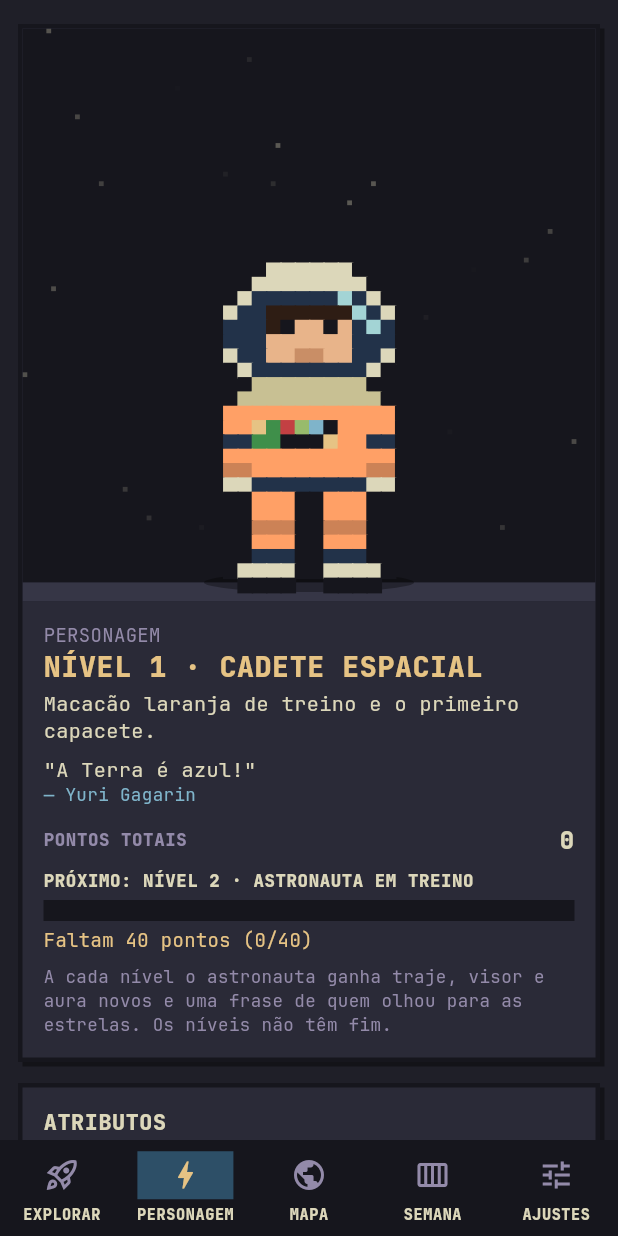
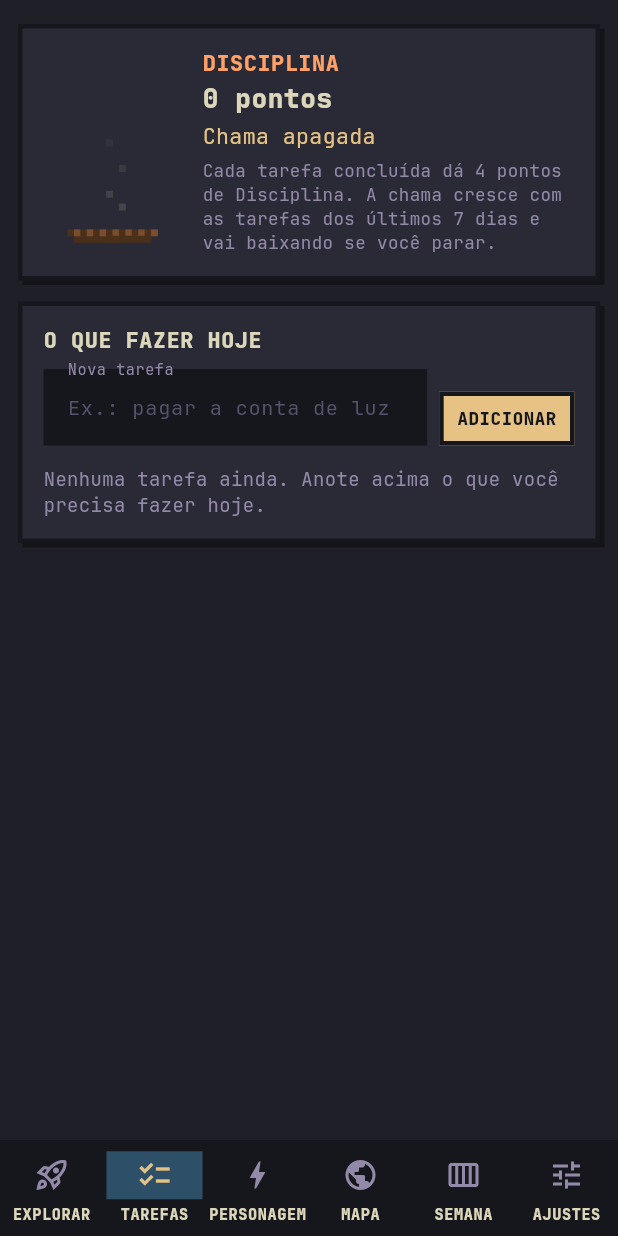
Before and after one commit to g8-fuentes/space-calendar-, a Flutter app: the GameShell screen opened directly, item 2 of the bottom bar chosen, on a phone screen of 412 x 824 dp. Run offline on Flutter 3.47's test engine with Material 3 defaults, Android fonts, the phone set to English and light mode, and no system bars; our stand-ins replace audioplayers, file_picker, flutter_local_notifications, flutter_riverpod, flutter_timezone, shared_preferences and 1 more; accounts and stored records are empty; network calls fail.

Commit message:
Aba Tarefas: tarefas do dia com pontos de Disciplina e chama
- Nova aba Tarefas para anotar o que fazer no dia: criar, editar,
  excluir e marcar como concluída.
- Cada tarefa concluída dá 4 pontos ao novo atributo Disciplina.
- Chama da disciplina em pixel art: cresce com as tarefas dos últimos
  7 dias (as recentes valem mais) e vai baixando até apagar.

Co-Authored-By: Claude Opus 5.5 <noreply@anthropic.com>
Claude-Session: https://claude.ai/code/session_01KQqukXowDvgs4fr8tGyKw8

```diff
--- a/lib/app/app.dart
+++ b/lib/app/app.dart
@@ -9,6 +9,7 @@ import '../features/game/presentation/screens/explore_screen.dart';
 import '../features/game/presentation/screens/intro_screen.dart';
 import '../features/game/presentation/screens/map_screen.dart';
 import '../features/game/presentation/screens/settings_screen.dart';
+import '../features/game/presentation/screens/todo_screen.dart';
 import '../features/game/presentation/screens/week_screen.dart';
 import '../features/game/presentation/widgets/ui.dart';
 import 'theme/kanagawa.dart';
@@ -72,6 +73,7 @@ class GameShell extends ConsumerStatefulWidget {
 class _GameShellState extends ConsumerState<GameShell> {
   static const _tabs = [
     (Icons.rocket_launch_outlined, 'EXPLORAR'),
+    (Icons.checklist, 'TAREFAS'),
     (Icons.bolt, 'PERSONAGEM'),
     (Icons.public, 'MAPA'),
     (Icons.calendar_view_week_outlined, 'SEMANA'),
@@ -110,9 +112,10 @@ class _GameShellState extends ConsumerState<GameShell> {
         bottom: false,
         child: switch (i) {
           0 => const ExploreScreen(),
-          1 => const CharacterScreen(),
-          2 => const MapScreen(),
-          3 => const WeekScreen(),
+          1 => const TodoScreen(),
+          2 => const CharacterScreen(),
+          3 => const MapScreen(),
+          4 => const WeekScreen(),
           _ => const SettingsScreen(),
         },
       ),
--- a/lib/features/game/domain/catalog/catalog.dart
+++ b/lib/features/game/domain/catalog/catalog.dart
@@ -35,6 +35,7 @@ const categories = <Category>[
   Category('arte', 'Criatividade', 0xFF957FB8),
   Category('espirito', 'Espírito', 0xFFE6C384),
   Category('lazer', 'Diversão', 0xFF98BB6C),
+  Category('disciplina', 'Disciplina', 0xFFFFA066),
 ];
 
 Category categoryOf(String key) => categories.firstWhere((c) => c.key == key, orElse: () => categories.first);
--- a/lib/features/game/domain/entities/game_state.dart
+++ b/lib/features/game/domain/entities/game_state.dart
@@ -75,6 +75,25 @@ class WeekRecord {
       });
 }
 
+/// Tarefa avulsa do dia, anotada no app. Concluída, dá pontos de
+/// Disciplina.
+class Todo {
+  Todo({required this.id, required this.text, this.doneAt});
+
+  final String id;
+  String text;
+
+  /// Quando foi concluída (ms desde 1970); null = pendente.
+  int? doneAt;
+
+  bool get done => doneAt != null;
+
+  Map<String, Object?> toJson() => {'id': id, 't': text, if (doneAt != null) 'at': doneAt};
+
+  factory Todo.fromJson(Map<String, Object?> j) =>
+      Todo(id: j['id']! as String, text: j['t'] as String? ?? '', doneAt: (j['at'] as num?)?.toInt());
+}
+
 /// Tudo o que é salvo. Cada semana o astronauta explora um destino; as semanas
 /// em que ele cumpriu a meta ficam em [explored] (ver game_rules.dart).
 class GameState {
@@ -91,7 +110,9 @@ class GameState {
     this.lastForm = -1,
     this.lastExplored = '',
     Set<String>? explored,
-  })  : missions = missions ?? [],
+    List<Todo>? todos,
+  })  : todos = todos ?? [],
+        missions = missions ?? [],
         weeks = weeks ?? {},
         explored = explored ?? {};
 
@@ -123,6 +144,9 @@ class GameState {
   /// Última semana em que o aviso de destino explorado já apareceu.
   String lastExplored;
 
+  /// Tarefas do dia (pendentes e concluídas).
+  final List<Todo> todos;
+
   /// Missões por semana que exploram o destino: metade das missões da
   /// agenda (pelo menos 1).
   int get weeklyGoal {
@@ -146,6 +170,7 @@ class GameState {
         'lastForm': lastForm,
         'explored': explored.toList()..sort(),
         'lastExplored': lastExplored,
+        'todos': [for (final t in todos) t.toJson()],
       };
 
   factory GameState.fromJson(Map<String, Object?> j, {required String today}) {
@@ -166,6 +191,7 @@ class GameState {
       lastPlace: (j['lastPlace'] as num?)?.toInt() ?? -1,
       lastForm: (j['lastForm'] as num?)?.toInt() ?? -1,
       lastExplored: j['lastExplored'] as String? ?? '',
+      todos: [for (final t in (j['todos'] as List? ?? const [])) Todo.fromJson((t as Map).cast<String, Object?>())],
       explored: {for (final k in (j['explored'] as List? ?? const [])) k as String},
     );
     // Saves antigos: as semanas que já cumpriam a meta contam como exploradas.
--- a/lib/features/game/domain/services/game_stats.dart
+++ b/lib/features/game/domain/services/game_stats.dart
@@ -53,6 +53,22 @@ int? missionMinutes(Mission m) {
 /// de 3 a 24.
 int pointsFor(int? minutes) => ((minutes ?? 30) / 10).round().clamp(3, 24);
 
+/// Pontos de Disciplina por tarefa do dia concluída.
+const todoPoints = 4;
+
+/// Força da chama da disciplina (0 a 1): tarefas concluídas nos últimos 7
+/// dias, as mais recentes valendo mais. Cerca de 8 tarefas recentes deixam
+/// a chama no máximo; sem tarefas, ela vai apagando.
+double disciplineFlame(GameState s, DateTime now) {
+  const week = Duration.millisecondsPerDay * 7;
+  var heat = 0.0;
+  for (final t in s.todos) {
+    final age = now.millisecondsSinceEpoch - (t.doneAt ?? -week);
+    if (t.done && age >= 0 && age < week) heat += 1 - age / week;
+  }
+  return (heat / 8).clamp(0.0, 1.0);
+}
+
 /// Números derivados do estado. Nada disso é salvo.
 class GameStats {
   const GameStats({
@@ -65,6 +81,7 @@ class GameStats {
     this.weekKey = '',
     this.weekDone = 0,
     this.weekGoal = 1,
+    this.flame = 0,
   });
 
   /// Missões concluídas desde o começo.
@@ -84,6 +101,9 @@ class GameStats {
 
   /// Missões concluídas nesta semana e a meta que explora o destino.
   final int weekDone, weekGoal;
+
+  /// Chama da disciplina (0 a 1), ver [disciplineFlame].
+  final double flame;
 
   int get power => attributes.values.fold(0, (a, b) => a + b);
   int get formIndex => transformationIndexFor(power);
@@ -142,6 +162,8 @@ GameStats computeStats(GameState s, DateTime now) {
       attrs[cat] = (attrs[cat] ?? 0) + pts;
     }
   }
+  final todosDone = s.todos.where((t) => t.done).length;
+  attrs['disciplina'] = (attrs['disciplina'] ?? 0) + todosDone * todoPoints;
   final today = dayIndexOf(now);
   final key = weekKeyOf(now);
   final w = s.weeks[key] ?? WeekRecord();
@@ -153,11 +175,13 @@ GameStats computeStats(GameState s, DateTime now) {
     weekKey: key,
     weekDone: w.done.length,
     weekGoal: s.weeklyGoal,
+    flame: disciplineFlame(s, now),
     doneToday: dayDone(s, w, today),
     totalToday: daySlots(s, today).length,
     attributes: attrs,
     active: {
       for (final m in s.missions) m.category,
+      if (s.todos.isNotEmpty) 'disciplina',
       for (final e in attrs.entries)
         if (e.value > 0) e.key,
     },
--- a/lib/features/game/presentation/screens/character_screen.dart
+++ b/lib/features/game/presentation/screens/character_screen.dart
@@ -66,7 +66,7 @@ class CharacterScreen extends ConsumerWidget {
           const SizedBox(height: 4),
           Text(
               'Só aparecem os atributos das suas missões. Cada missão concluída dá pontos ao atributo da categoria dela: '
-              '1 ponto a cada 10 minutos, de 3 a 24.',
+              '1 ponto a cada 10 minutos, de 3 a 24. Cada tarefa do dia concluída dá 4 pontos de Disciplina.',
               style: PixelText.body(13, color: Kanagawa.springViolet1)),
           const SizedBox(height: 12),
           if (t.shown.isEmpty)
--- /dev/null
+++ b/lib/features/game/presentation/screens/todo_screen.dart
@@ -0,0 +1,217 @@
+import 'package:flutter/material.dart';
+import 'package:flutter_riverpod/flutter_riverpod.dart';
+
+import '../../../../app/theme/kanagawa.dart';
+import '../../../../core/sound/sfx.dart';
+import '../../../../core/time/week_utils.dart';
+import '../../domain/entities/game_state.dart';
+import '../../domain/services/game_rules.dart';
+import '../../domain/services/game_stats.dart';
+import '../controllers/game_providers.dart';
+import '../widgets/discipline_flame.dart';
+import '../widgets/pixel_widgets.dart';
+import '../widgets/ui.dart';
+
+/// Tarefas do dia: anotar, editar, excluir e marcar como concluída. Cada
+/// tarefa concluída dá pontos de Disciplina e alimenta a chama.
+class TodoScreen extends ConsumerStatefulWidget {
+  const TodoScreen({super.key});
+
+  @override
+  ConsumerState<TodoScreen> createState() => _TodoScreenState();
+}
+
+class _TodoScreenState extends ConsumerState<TodoScreen> {
+  final _text = TextEditingController();
+  final _focus = FocusNode();
+
+  @override
+  void dispose() {
+    _text.dispose();
+    _focus.dispose();
+    super.dispose();
+  }
+
+  void _add() {
+    final ctrl = ref.read(gameControllerProvider.notifier);
+    if (ctrl.apply((s) => GameRules.addTodo(s, _text.text))) {
+      Sfx.click.play();
+      _text.clear();
+      _focus.requestFocus();
+    }
+  }
+
+  @override
+  Widget build(BuildContext context) {
+    final s = ref.watch(gameControllerProvider);
+    final t = ref.watch(statsProvider);
+    final today = ymd(ref.read(gameControllerProvider.notifier).now);
+    final pending = s.todos.where((x) => !x.done).toList();
+    // concluídas de outros dias somem da lista (os pontos continuam)
+    final doneToday = s.todos
+        .where((x) => x.done && ymd(DateTime.fromMillisecondsSinceEpoch(x.doneAt!)) == today)
+        .toList()
+      ..sort((a, b) => b.doneAt!.compareTo(a.doneAt!));
+    final points = t.attributes['disciplina'] ?? 0;
+    return ListView(padding: const EdgeInsets.fromLTRB(12, 16, 12, 32), children: [
+      PixelPanel(
+        child: Row(children: [
+          SizedBox(width: 92, height: 120, child: DisciplineFlame(level: t.flame)),
+          const SizedBox(width: 14),
+          Expanded(
+            child: Column(crossAxisAlignment: CrossAxisAlignment.start, children: [
+              Text('DISCIPLINA', style: PixelText.display(10, color: Kanagawa.surimiOrange)),
+              const SizedBox(height: 4),
+              Text('$points pontos', style: PixelText.display(12)),
+              const SizedBox(height: 4),
+              Text('Chama ${flameLabel(t.flame)}', style: PixelText.body(16, color: Kanagawa.carpYellow)),
+              const SizedBox(height: 6),
+              Text(
+                  'Cada tarefa concluída dá $todoPoints pontos de Disciplina. A chama cresce com as tarefas dos '
+                  'últimos 7 dias e vai baixando se você parar.',
+                  style: PixelText.body(13, color: Kanagawa.springViolet1)),
+            ]),
+          ),
+        ]),
+      ),
+      const SizedBox(height: 14),
+      PixelPanel(
+        child: Column(crossAxisAlignment: CrossAxisAlignment.stretch, children: [
+          Text('O QUE FAZER HOJE', style: PixelText.display(10)),
+          const SizedBox(height: 10),
+          Row(crossAxisAlignment: CrossAxisAlignment.end, children: [
+            Expanded(
+              child: TextField(
+                controller: _text,
+                focusNode: _focus,
+                maxLength: 120,
+                style: PixelText.body(16),
+                textInputAction: TextInputAction.done,
+                decoration: pixelInput('Nova tarefa', hint: 'Ex.: pagar a conta de luz').copyWith(counterText: ''),
+                onSubmitted: (_) => _add(),
+              ),
+            ),
+            const SizedBox(width: 8),
+            PixelButton(label: 'Adicionar', sound: false, onPressed: _add),
+          ]),
+          const SizedBox(height: 14),
+          if (pending.isEmpty && doneToday.isEmpty)
+            Text('Nenhuma tarefa ainda. Anote acima o que você precisa fazer hoje.',
+                style: PixelText.body(14, color: Kanagawa.springViolet1)),
+          for (final x in pending) _TodoRow(todo: x),
+          if (doneToday.isNotEmpty) ...[
+            const SizedBox(height: 8),
+            Text('CONCLUÍDAS HOJE', style: PixelText.display(7, color: Kanagawa.springViolet1)),
+            const SizedBox(height: 6),
+            for (final x in doneToday) _TodoRow(todo: x),
+          ],
+        ]),
+      ),
+    ]);
+  }
+}
+
+class _TodoRow extends ConsumerWidget {
+  const _TodoRow({required this.todo});
+  final Todo todo;
+
+  Future<void> _edit(BuildContext context, WidgetRef ref) async {
+    final c = TextEditingController(text: todo.text);
+    final text = await showDialog<String>(
+      context: context,
+      builder: (ctx) => AlertDialog(
+        backgroundColor: Kanagawa.sumiInk4,
+        shape: const RoundedRectangleBorder(side: BorderSide(color: Kanagawa.sumiInk0, width: 4)),
+        title: Text('EDITAR TAREFA', style: PixelText.display(10)),
+        content: TextField(
+          controller: c,
+          autofocus: true,
+          maxLength: 120,
+          style: PixelText.body(16),
+          decoration: pixelInput('Tarefa').copyWith(counterText: ''),
+          onSubmitted: (v) => Navigator.of(ctx).pop(v),
+        ),
+        actions: [
+          PixelButton(
+              label: 'Cancelar',
+              color: Kanagawa.sumiInk5,
+              textColor: Kanagawa.fujiWhite,
+              onPressed: () => Navigator.of(ctx).pop()),
+          PixelButton(label: 'Salvar', onPressed: () => Navigator.of(ctx).pop(c.text)),
+        ],
+      ),
+    );
+    c.dispose();
+    if (text != null && text.trim().isNotEmpty) {
+      ref.read(gameControllerProvider.notifier).apply((s) => GameRules.editTodo(s, todo.id, text));
+      Sfx.save.play();
+    }
+  }
+
+  @override
+  Widget build(BuildContext context, WidgetRef ref) {
+    final done = todo.done;
+    final ctrl = ref.read(gameControllerProvider.notifier);
+    return Padding(
+      padding: const EdgeInsets.only(bottom: 8),
+      child: Semantics(
+        checked: done,
+        label: todo.text,
+        child: Material(
+          color: Kanagawa.sumiInk5,
+          child: InkWell(
+            onTap: () {
+              final marked = ctrl.apply((s) => GameRules.toggleTodo(s, todo.id, ctrl.now));
+              if (marked) {
+                Sfx.done.play();
+                showToast(context, '+$todoPoints Disciplina');
+              } else {
+                Sfx.undo.play();
+              }
+            },
+            child: Container(
+              decoration: const BoxDecoration(
+                border: Border(left: BorderSide(color: Kanagawa.surimiOrange, width: 4)),
+              ),
+              padding: const EdgeInsets.fromLTRB(10, 4, 0, 4),
+              child: Row(children: [
+                Container(
+                  width: 20,
+                  height: 20,
+                  alignment: Alignment.center,
+                  decoration: BoxDecoration(
+                    color: done ? Kanagawa.springGreen : Kanagawa.sumiInk0,
+                    border: Border.all(color: done ? Kanagawa.sumiInk0 : Kanagawa.springViolet1, width: 2),
+                  ),
+                  child: done ? const Icon(Icons.check, size: 14, color: Kanagawa.sumiInk0) : null,
+                ),
+                const SizedBox(width: 12),
+                Expanded(
+                  child: Opacity(
+                    opacity: done ? .6 : 1,
+                    child: Text(todo.text,
+                        style: PixelText.body(17)
+                            .copyWith(decoration: done ? TextDecoration.lineThrough : null, decorationThickness: 2)),
+                  ),
+                ),
+                IconButton(
+                  tooltip: 'Editar',
+                  icon: const Icon(Icons.edit_outlined, size: 20, color: Kanagawa.springViolet1),
+                  onPressed: () => _edit(context, ref),
+                ),
+                IconButton(
+                  tooltip: 'Excluir',
+                  icon: const Icon(Icons.delete_outline, size: 20, color: Kanagawa.sakuraPink),
+                  onPressed: () {
+                    ctrl.apply((s) => GameRules.deleteTodo(s, todo.id));
+                    Sfx.delete.play();
+                  },
+                ),
+              ]),
+            ),
+          ),
+        ),
+      ),
+    );
+  }
+}
--- /dev/null
+++ b/lib/features/game/presentation/widgets/discipline_flame.dart
@@ -0,0 +1,128 @@
+import 'dart:math' as math;
+
+import 'package:flutter/material.dart';
+import 'package:flutter/scheduler.dart';
+
+import '../../../../app/theme/kanagawa.dart';
+
+/// Nome da força da chama, para mostrar ao lado dela.
+String flameLabel(double level) => switch (level) {
+      <= 0 => 'apagada',
+      < .25 => 'brasa',
+      < .5 => 'acesa',
+      < .8 => 'forte',
+      _ => 'em labareda',
+    };
+
+/// Chama da disciplina em pixel art: cresce com as tarefas concluídas nos
+/// últimos dias e vai baixando quando elas param.
+class DisciplineFlame extends StatefulWidget {
+  const DisciplineFlame({super.key, required this.level});
+
+  /// 0 = apagada, 1 = labareda máxima.
+  final double level;
+
+  @override
+  State<DisciplineFlame> createState() => _DisciplineFlameState();
+}
+
+class _DisciplineFlameState extends State<DisciplineFlame> with SingleTickerProviderStateMixin {
+  late final Ticker _ticker;
+  int _tick = 0, _last = -1;
+
+  @override
+  void initState() {
+    super.initState();
+    _ticker = createTicker((elapsed) {
+      final f = elapsed.inMilliseconds ~/ 66;
+      if (f == _last || !mounted) return;
+      _last = f;
+      setState(() => _tick++);
+    });
+  }
+
+  @override
+  void didChangeDependencies() {
+    super.didChangeDependencies();
+    final reduce = MediaQuery.of(context).disableAnimations;
+    if (reduce && _ticker.isActive) _ticker.stop();
+    if (!reduce && !_ticker.isActive) _ticker.start();
+  }
+
+  @override
+  void dispose() {
+    _ticker.dispose();
+    super.dispose();
+  }
+
+  @override
+  Widget build(BuildContext context) => Semantics(
+        label: 'Chama da disciplina ${flameLabel(widget.level)}',
+        child: CustomPaint(painter: _FlamePainter(widget.level, _tick)),
+      );
+}
+
+class _FlamePainter extends CustomPainter {
+  _FlamePainter(this.level, this.tick);
+  final double level;
+  final int tick;
+
+  static const _w = 20, _h = 28;
+
+  @override
+  void paint(Canvas canvas, Size size) {
+    final u = math.min(size.width / _w, size.height / _h);
+    final ox = (size.width - _w * u) / 2, oy = size.height - _h * u;
+    final p = Paint();
+    void cell(num x, num y, Color c) {
+      p.color = c;
+      canvas.drawRect(Rect.fromLTWH(ox + x * u, oy + y * u, u + .3, u + .3), p);
+    }
+
+    // lenha
+    const wood = Color(0xFF7A4E2D), woodDark = Color(0xFF4A2F1B);
+    for (var x = 3; x < 17; x++) {
+      cell(x, _h - 2, x.isEven ? wood : woodDark);
+      cell(x + (x < 10 ? 1 : -1), _h - 1, woodDark);
+    }
+    const base = _h - 3;
+    if (level <= 0) {
+      // fumaça subindo da lenha apagada
+      for (var i = 0; i < 4; i++) {
+        final y = base - ((tick ~/ 2 + i * 4) % 14);
+        cell(9 + (i.isEven ? 0 : 1) + ((y ~/ 3) % 2), y, Kanagawa.fujiGray.withAlpha(120 - (base - y) * 7));
+      }
+      return;
+    }
+    final height = 3 + level * (_h - 7);
+    final half = 2.5 + level * 6.5;
+    final layers = [
+      (1.0, Kanagawa.autumnRed),
+      (.8, Kanagawa.surimiOrange),
+      (.55, Kanagawa.carpYellow),
+      if (level > .6) (.3, const Color(0xFFFFF4D6)),
+    ];
+    for (final (k, color) in layers) {
+      final hw = half * k, hh = height * (k == 1 ? 1 : k + .1);
+      for (var dx = -hw.floor(); dx <= hw.floor(); dx++) {
+        final shape = 1 - math.pow(dx.abs() / (hw + .5), 1.6);
+        final flicker = .8 + .2 * math.sin(tick * .55 + dx * 1.9 + k * 3);
+        final colH = (hh * shape * flicker).round();
+        for (var y = 0; y < colH; y++) {
+          cell(10 + dx, base - y, color);
+        }
+      }
+    }
+    // faíscas
+    final sparks = (level * 6).round();
+    for (var i = 0; i < sparks; i++) {
+      final life = (tick + i * 7) % 18;
+      final x = 10 + ((i * 5) % 9) - 4 + (life ~/ 6) * (i.isEven ? 1 : -1);
+      cell(x, base - height - life * .6,
+          (i.isEven ? Kanagawa.carpYellow : Kanagawa.surimiOrange).withAlpha(255 - life * 12));
+    }
+  }
+
+  @override
+  bool shouldRepaint(covariant _FlamePainter old) => old.tick != tick || old.level != level;
+}
```
Also changed, not shown: lib/features/game/domain/services/game_rules.dart (+29 -0 lines), 3 other files.
